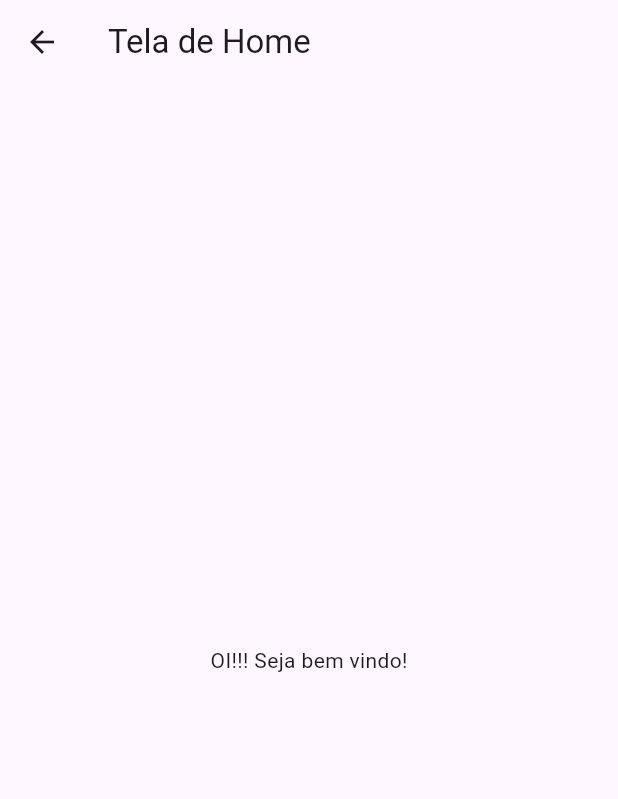
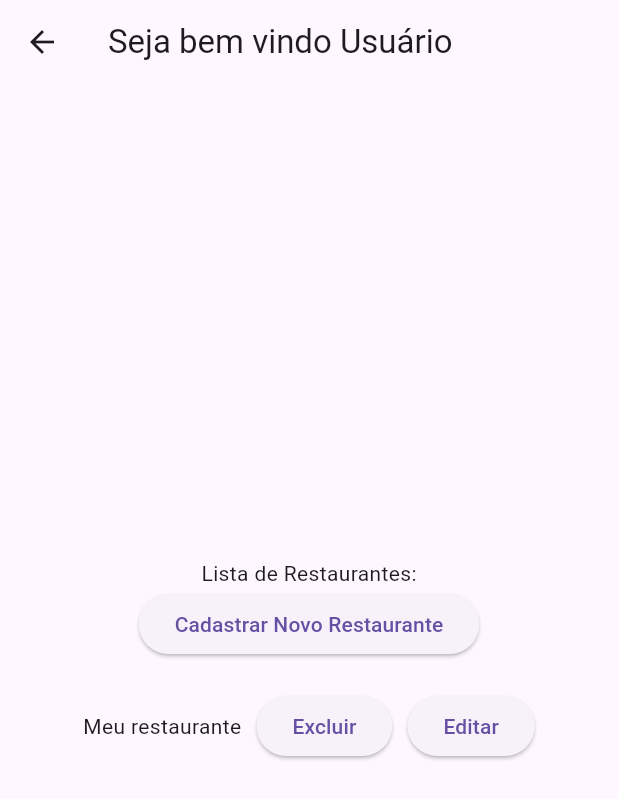
Before and after one commit to kazin-dev/Flutternew, a Flutter app: the TelaHome screen opened directly, on a phone screen of 412 x 824 dp. Shown: the top 799 px of the screen. Run offline on Flutter 3.47's test engine with Material 3 defaults, Android fonts, the phone set to English and light mode, and no system bars; our stand-ins replace sqflite; accounts and stored records are empty.

Commit message:
: adiciona fluxo inicial com TelaLogin, TelaHome e TelaCadRestaurante

```diff
--- a/lib/telas/tela_home.dart
+++ b/lib/telas/tela_home.dart
@@ -1,4 +1,5 @@
 import 'package:flutter/material.dart';
+import 'tela_cad_restaurante.dart';
 
 class TelaHome extends StatelessWidget {
   const TelaHome({super.key});
@@ -6,9 +7,45 @@ class TelaHome extends StatelessWidget {
   @override
   Widget build(BuildContext context) {
     return Scaffold(
-      appBar: AppBar(title: const Text('Tela de Home')),
-      body: const Center(
-        child: Text("OI!!! Seja bem vindo!"),
+      appBar: AppBar(
+        title: const Text("Seja bem vindo Usuário"),
+      ),
+      body: Padding(
+        padding: const EdgeInsets.all(30),
+        child: Column(
+          mainAxisAlignment: MainAxisAlignment.center,
+          children: [
+            const Text("Lista de Restaurantes:"),
+            ElevatedButton(
+              onPressed: () {
+                Navigator.push(
+                  context,
+                  MaterialPageRoute(
+                    builder: (context) => const TelaCadRestaurante(),
+                  ),
+                );
+              },
+              child: const Text("Cadastrar Novo Restaurante"),
+            ),
+            const SizedBox(height: 20),
+            Row(
+              mainAxisAlignment: MainAxisAlignment.center,
+              children: [
+                const Text("Meu restaurante"),
+                const SizedBox(width: 10),
+                ElevatedButton(
+                  onPressed: () {},
+                  child: const Text("Excluir"),
+                ),
+                const SizedBox(width: 10),
+                ElevatedButton(
+                  onPressed: () {},
+                  child: const Text("Editar"),
+                ),
+              ],
+            )
+          ],
+        ),
       ),
     );
   }
```
Also changed, not shown: lib/telas/tela_cad_restaurante.dart (added, +47 -0 lines).
